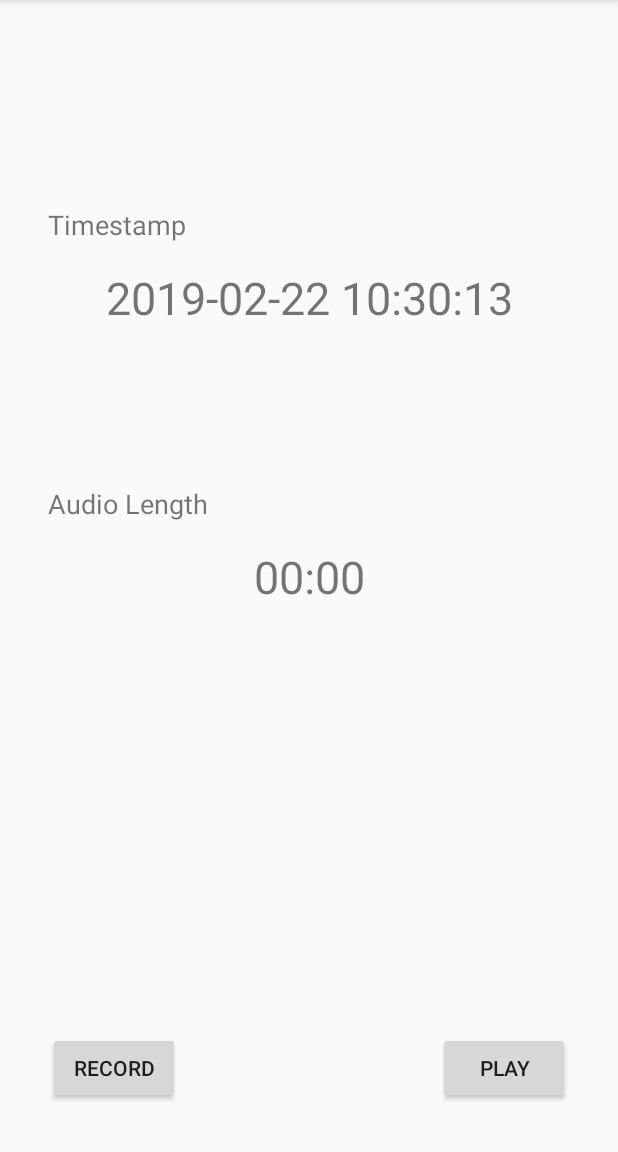
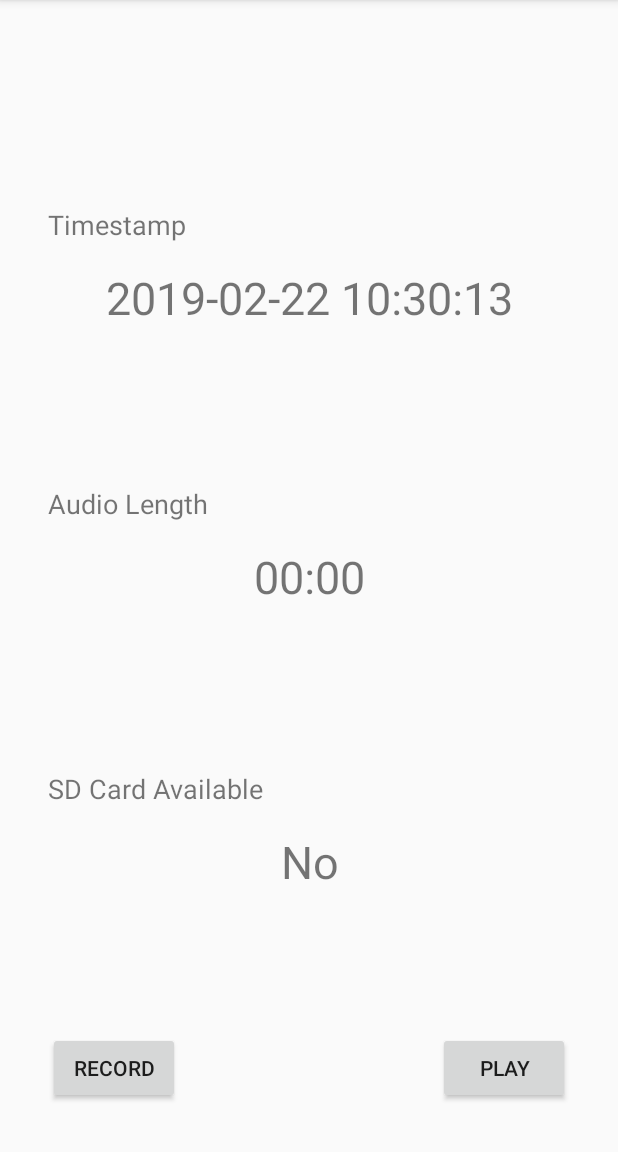
Before and after one commit to AustinKhorram/CARIS-WHEELCHAIR, an Android app: the MicrophoneActivity screen opened directly, with no data from a screen before it, on a phone screen of 412 x 824 dp, the part 84-1236 px from its top. Run offline under Robolectric (Android 15) with nearby library versions, the phone set to English and light mode, and no system bars.

Commit message:
Add comments to activity methods

```diff
--- a/android/app/src/main/AndroidManifest.xml
+++ b/android/app/src/main/AndroidManifest.xml
@@ -4,6 +4,7 @@
 
     <uses-permission android:name="android.permission.CAMERA" />
     <uses-permission android:name="android.permission.RECORD_AUDIO" />
+    <uses-permission android:name="android.permission.WRITE_EXTERNAL_STORAGE" />
 
     <application
         android:allowBackup="true"
--- a/android/app/src/main/java/com/example/caris_wheelchair/MicrophoneActivity.java
+++ b/android/app/src/main/java/com/example/caris_wheelchair/MicrophoneActivity.java
@@ -50,6 +50,7 @@ public class MicrophoneActivity extends AppCompatActivity {
     }
 
 
+    /** Occurs when Record button pressed On/Off **/
     public void onRecord(View view) {
         TextView textView = findViewById(R.id.button_record);
         if (isRecording) {
@@ -62,6 +63,7 @@ public class MicrophoneActivity extends AppCompatActivity {
         isRecording = !isRecording;
     }
 
+    /** Occurs when Play button pressed On/Off **/
     public void onPlay(View view) {
         TextView textView = findViewById(R.id.button_play);
         if (isPlaying) {
@@ -74,6 +76,7 @@ public class MicrophoneActivity extends AppCompatActivity {
         isPlaying = !isPlaying;
     }
 
+    /** Helper method to create a MediaRecorder object and start it **/
     private void startRecording() {
         recorder = new MediaRecorder(); //TODO: Optimize encoding and sampling rate
         recorder.setAudioSource(MediaRecorder.AudioSource.MIC);
@@ -91,6 +94,7 @@ public class MicrophoneActivity extends AppCompatActivity {
         }
     }
 
+    /** Helper method to end and close MediaRecorder **/
     private void stopRecording() {
         if (recorder != null) {
             recorder.stop();
@@ -119,6 +123,7 @@ public class MicrophoneActivity extends AppCompatActivity {
         }
     }
 
+    /** Helper method to create a MediaPlayer Object and start it **/
     private void startPlaying() {
         player = new MediaPlayer();
         try {
@@ -130,6 +135,7 @@ public class MicrophoneActivity extends AppCompatActivity {
         }
     }
 
+    /** Helper method to close a MediaPlayer Object **/
     private void stopPlaying() {
         if (player != null) {
             player.release();
--- a/android/app/src/main/res/layout/activity_microphone.xml
+++ b/android/app/src/main/res/layout/activity_microphone.xml
@@ -5,6 +5,36 @@
     android:layout_width="match_parent"
     android:layout_height="match_parent"
     tools:context=".MicrophoneActivity">
+
+    <TextView
+        android:id="@+id/textView_timeAudio2"
+        android:layout_width="wrap_content"
+        android:layout_height="wrap_content"
+        android:layout_marginStart="8dp"
+        android:layout_marginLeft="8dp"
+        android:layout_marginTop="8dp"
+        android:layout_marginEnd="8dp"
+        android:layout_marginRight="8dp"
+        android:layout_marginBottom="32dp"
+        android:text="@string/text_no"
+        android:textSize="30sp"
+        app:layout_constraintBottom_toBottomOf="parent"
+        app:layout_constraintEnd_toEndOf="parent"
+        app:layout_constraintHorizontal_bias="0.501"
+        app:layout_constraintStart_toStartOf="parent"
+        app:layout_constraintTop_toBottomOf="@+id/textView_timeAudio" />
+
+    <TextView
+        android:id="@+id/textView_sdCard"
+        android:layout_width="wrap_content"
+        android:layout_height="wrap_content"
+        android:layout_marginStart="32dp"
+        android:layout_marginLeft="32dp"
+        android:layout_marginBottom="16dp"
+        android:text="@string/sd_card_text"
+        android:textSize="18sp"
+        app:layout_constraintBottom_toTopOf="@+id/textView_timeAudio2"
+        app:layout_constraintStart_toStartOf="parent" />
 
     <TextView
         android:id="@+id/textView_length"
@@ -86,4 +116,5 @@
         app:layout_constraintEnd_toEndOf="parent"
         app:layout_constraintStart_toStartOf="parent"
         app:layout_constraintTop_toTopOf="parent" />
+
 </android.support.constraint.ConstraintLayout>
--- a/android/app/src/main/res/values/strings.xml
+++ b/android/app/src/main/res/values/strings.xml
@@ -16,4 +16,7 @@
     <string name="default_length_text">00:00</string>
     <string name="date_display_format">yyyy-MM-dd HH:mm:ss</string>
     <string name="date_save_format">yyyy-MM-dd_HH-mm-ss</string>
+    <string name="sd_card_text">SD Card Available</string>
+    <string name="text_no">No</string>
+    <string name="text_yes">Yes</string>
 </resources>
```
